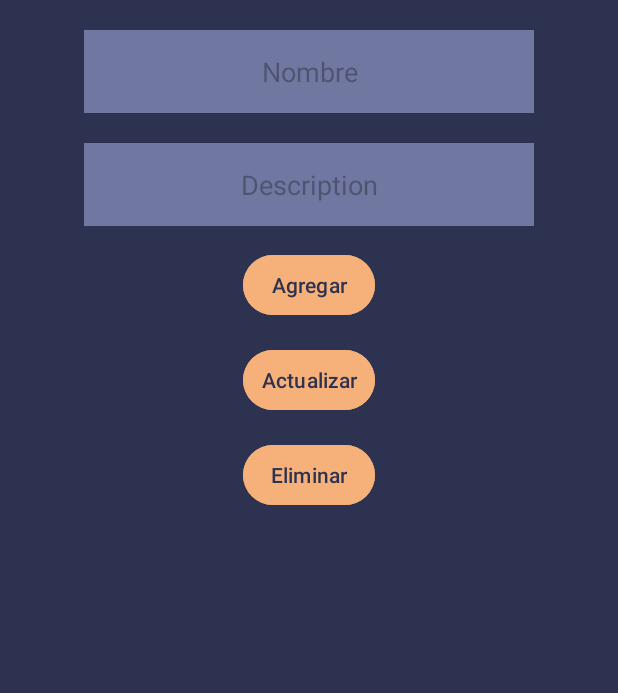
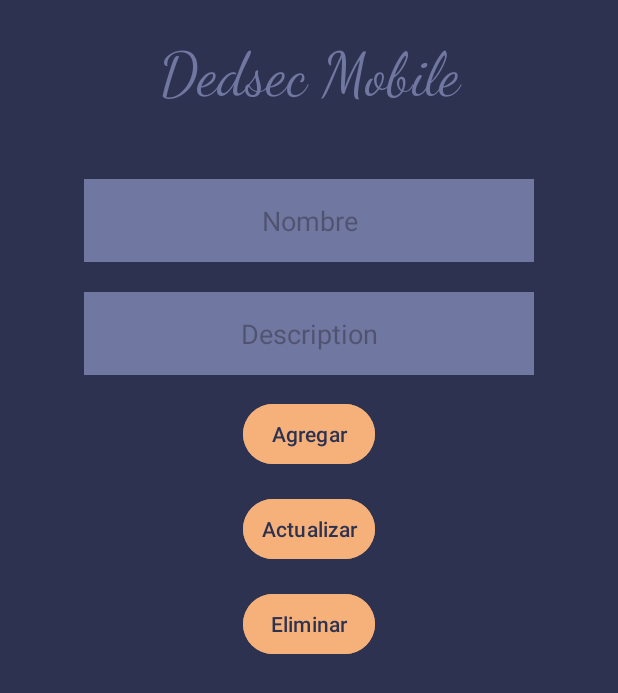
Before and after one commit to CiscoFsociety23/mobile.dedsec.cl, an Android app: the CrudSQLite screen opened directly, with no data from a screen before it, on a phone screen of 412 x 824 dp. Shown: the top 693 px of the screen. Run offline under Robolectric (Android 15) with nearby library versions, the phone set to English and light mode, and no system bars.

Commit message:
feat: styling crud activity

```diff
--- a/app/src/main/res/layout/activity_crud_sqlite.xml
+++ b/app/src/main/res/layout/activity_crud_sqlite.xml
@@ -8,6 +8,18 @@
     android:background="@color/dedsec_dark"
     android:orientation="vertical"
     tools:context=".CrudSQLite">
+
+    <!-- Título del panel -->
+    <TextView
+        android:layout_width="match_parent"
+        android:layout_height="wrap_content"
+        android:text="@string/app_name"
+        android:textColor="@color/dedsec_light"
+        android:layout_marginTop="25dp"
+        android:layout_marginBottom="25dp"
+        android:fontFamily="cursive"
+        android:textSize="40sp"
+        android:textAlignment="center" />
 
     <!-- Campo de entrada para el nombre -->
     <EditText
@@ -21,7 +33,8 @@
         android:layout_marginTop="20dp"
         android:hint="@string/nombre_hint"
         android:background="@color/dedsec_light"
-        android:textColor="@color/dedsec_aux" />
+        android:textColor="@color/dedsec_aux"
+        android:inputType="text"/>
 
     <!-- Campo de entrada para la descripción -->
     <EditText
@@ -35,7 +48,8 @@
         android:layout_marginTop="20dp"
         android:hint="@string/description_hint"
         android:background="@color/dedsec_light"
-        android:textColor="@color/dedsec_aux" />
+        android:textColor="@color/dedsec_aux"
+        android:inputType="text"/>
 
     <!-- Botones para operaciones CRUD -->
     <Button
```
